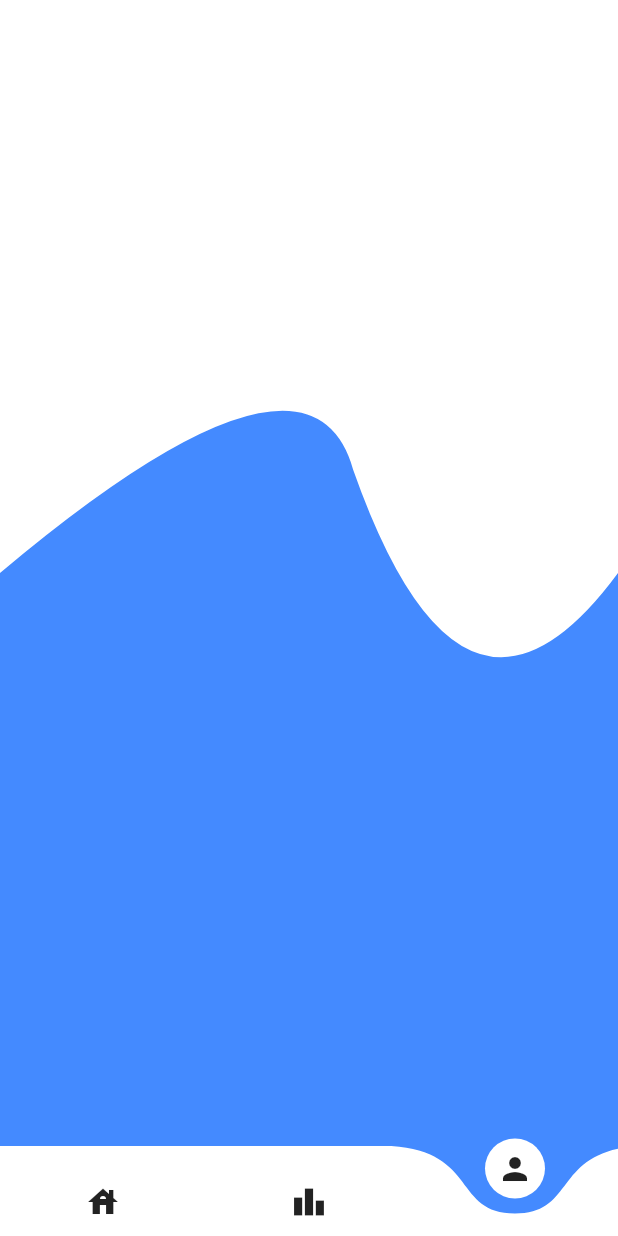
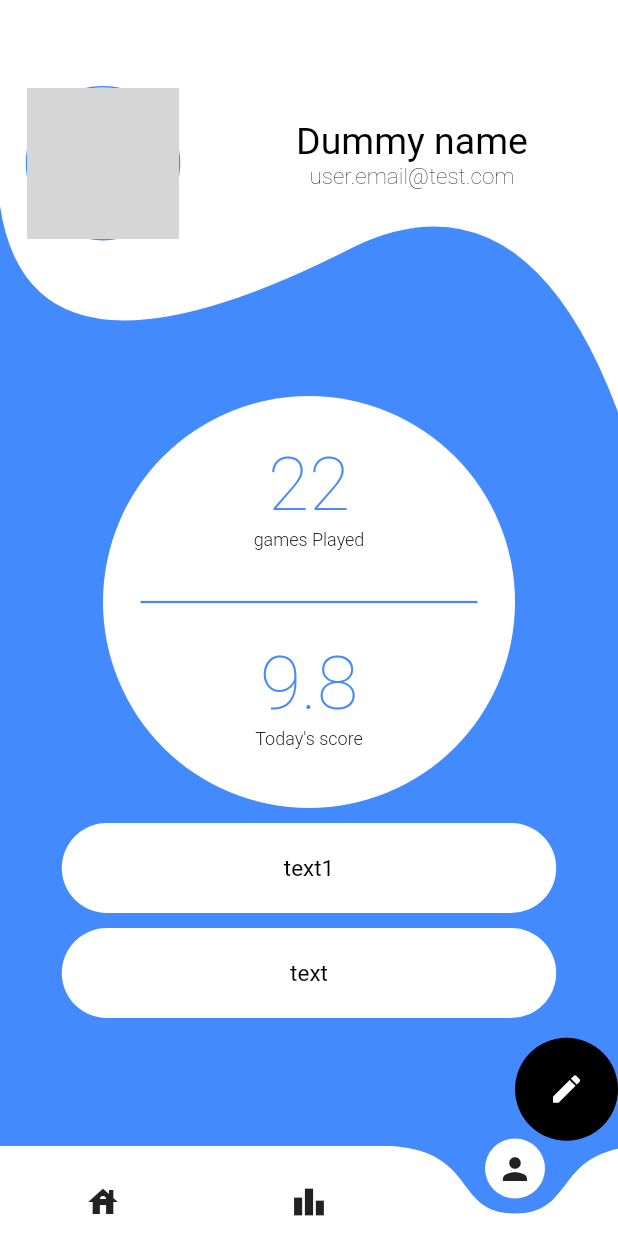
Before and after one commit to YHDF/QuizzApp, a Flutter app: the Bootstrap screen opened directly, item 3 of the bottom bar chosen, on a phone screen of 412 x 824 dp. Run offline on Flutter 3.47's test engine with Material 2 defaults, Android fonts, the phone set to English and light mode, and no system bars; drawn by our look-alikes of curved_navigation_bar; our stand-ins replace cloud_firestore, firebase_auth, firebase_core, flutter_bloc, freezed_annotation; missing offline and left inert: dart:ffi; accounts and stored records are empty; generated files the repository leaves out were written again; network calls fail; grey boxes are pictures that could not be loaded.

Commit message:
FEAT(Profile): Ajout de page de profile non editable

```diff
--- a/lib/src/globalVariables.dart
+++ b/lib/src/globalVariables.dart
@@ -4,6 +4,4 @@ import 'dart:ffi';
 
 
 class GlobalVariables{
-
-
 }
--- a/lib/src/presentation/Pages/userProfile.dart
+++ b/lib/src/presentation/Pages/userProfile.dart
@@ -1,5 +1,6 @@
 import 'package:flutter/material.dart';
 import 'package:quizz_game/src/presentation/Widgets/backgroundClipper.dart';
+import 'package:quizz_game/src/presentation/Widgets/carteProfile.dart';
 import '../../data/entities/user.dart';
 
 class UserProfile extends StatefulWidget {
@@ -9,10 +10,15 @@ class UserProfile extends StatefulWidget {
 
 class _UserProfileState extends State<UserProfile> {
 
-  final TriviaUser user =  TriviaUser(
+  final TriviaUser user = TriviaUser(
     id: 1,
-    pseudo: 'Name',
+    pseudo: 'Dummy name',
   );
+
+  @override
+  void initState(){
+    super.initState();
+  }
 
   @override
   Widget build(BuildContext context) {
@@ -20,43 +26,148 @@ class _UserProfileState extends State<UserProfile> {
     var dev_height = MediaQuery.of(context).size.height;
     return Stack(
       children: [
-
         Container(
+          width: dev_width,
+          height: dev_height,
           color: Colors.blueAccent,
+          alignment: const Alignment(0, 0.5),
+          child: SizedBox(
+            width: dev_width,
+            height: dev_height / 2,
             child: Column(
               children: [
-              Divider(height: dev_height / 14, color: Colors.transparent),
-              /*SizedBox(
+                Container(
+                  width: dev_width,
+                  height: dev_height / 3,
+                  child: Align(
+                    alignment: Alignment(0, 0),
+                    child: Container(
+                        width: 2 * dev_width / 3,
+                        height: 2 * dev_width / 3,
+                        decoration: BoxDecoration(
+                            borderRadius:
+                                BorderRadius.circular(dev_width * 100),
+                            color: Colors.white),
+                        child: Column(
+                          children: [
+                            SizedBox(
+                              width: 2 * dev_width / 3,
+                              height: dev_width / 3 - 25,
+                              child: Column(
+                                children: const [
+                                  Divider(
+                                    height: 30,
+                                    color: Colors.transparent,
+                                  ),
+                                  Text(
+                                    "22",
+                                    style: TextStyle(
+                                        fontFamily: 'Roboto',
+                                        fontWeight: FontWeight.w100,
+                                        fontSize: 50,
+                                        color: Colors.blueAccent),
+                                  ),
+                                  Text(
+                                    "games Played",
+                                    style: TextStyle(
+                                        fontFamily: 'Roboto',
+                                        fontWeight: FontWeight.w300,
+                                        fontSize: 12,
+                                        color: Colors.black),
+                                  ),
+                                ],
+                              ),
+                            ),
+                            const Divider(
+                              height: 50,
+                              color: Colors.blueAccent,
+                              indent: 25,
+                              endIndent: 25,
+                              thickness: 1.5,
+                            ),
+                            SizedBox(
+                              width: 2 * dev_width / 3,
+                              height: dev_width / 3 - 25,
+                              child: Column(
+                                children: const [
+                                  Text(
+                                    "9.8",
+                                    style: TextStyle(
+                                        fontFamily: 'Roboto',
+                                        fontWeight: FontWeight.w100,
+                                        fontSize: 50,
+                                        color: Colors.blueAccent),
+                                  ),
+                                  Text(
+                                    "Today's score",
+                                    style: TextStyle(
+                                        fontFamily: 'Roboto',
+                                        fontWeight: FontWeight.w300,
+                                        fontSize: 12,
+                                        color: Colors.black),
+                                  ),
+                                ],
+                              ),
+                            ),
+                          ],
+                        )),
+                  ),
+                ),
+                const Divider(
+                  height: 10,
+                  color: Colors.transparent,
+                ),
+                CarteProfile("text1", IconData(0xe328, fontFamily: 'MaterialIcons')),
+                const Divider(
+                  height: 10,
+                  color: Colors.transparent,
+                ),
+                CarteProfile("text", IconData(0xe328, fontFamily: 'MaterialIcons')),
+              ],
+            ),
+          ),
+        ),
+        SizedBox(
+          width: dev_width,
+          height: dev_height / 3,
+          child: ClipPath(
+            clipper: BackgroundClipper(),
+            child: Container(
+              alignment: const Alignment(0, -0.8),
+              color: Color.fromRGBO(255, 255, 255, 1),
+              child: SizedBox(
                 width: dev_width,
                 height: dev_height / 5,
-                child: Center(
+                child: Row(
+                  children: [
+                    Container(
+                      width: dev_width / 3,
+                      alignment: Alignment(0, 0.5),
                       child: Container(
                         width: dev_height > dev_width
-                        ? dev_width / 3
-                        : dev_height / 3,
+                            ? dev_width / 4
+                            : dev_height / 4,
                         height: dev_height > dev_width
-                        ? dev_width / 2.9
-                        : dev_height / 3,
+                            ? dev_width / 4
+                            : dev_height / 4,
                         decoration: BoxDecoration(
-                      border: Border.all(
-                          color: Colors.white, width: 1.0),
-                      borderRadius:
-                      BorderRadius.circular(dev_width / 3),
+                          border:
+                              Border.all(color: Colors.blueAccent, width: 1.0),
+                          borderRadius: BorderRadius.circular(dev_width / 3),
                         ),
                         child: ClipRRect(
-                      borderRadius:
-                      BorderRadius.circular(dev_width),
+                          borderRadius: BorderRadius.circular(dev_width),
                           child: Stack(
                             children: <Widget>[
                               Container(
                                 width: dev_height > dev_width
-                                ? dev_width / 3
-                                : dev_height / 3,
+                                    ? dev_width / 4
+                                    : dev_height / 4,
                                 height: dev_height > dev_width
-                                ? dev_width / 2.9
-                                : dev_height / 3,
+                                    ? dev_width / 4
+                                    : dev_height / 4,
                                 child: Image.network(
-                              user.imagePath,
+                                  "https://picsum.photos/200/300",
                                   fit: BoxFit.fill,
                                 ),
                               ),
@@ -73,86 +184,73 @@ class _UserProfileState extends State<UserProfile> {
                         ),
                       ),
                     ),
-              ),*/
-              Divider(height: dev_height / 50, color: Colors.transparent),
-
-              /*Container(
-                width: 9 * dev_width / 10,
-                height: dev_height / 2,
-                decoration: BoxDecoration(
-                  color: Colors.white,
-                  borderRadius: BorderRadius.circular(10),
-                ),
+                    SizedBox(
+                      width: 2 * dev_width / 3,
                       child: Column(
                         children: [
-                    Divider(height: dev_height / 50, color: Colors.transparent),
-                    Container(
-                      height: dev_height / 8,
-                      child: Row(
-                        children: [
-                          VerticalDivider(width: 50, color: Colors.transparent,),
-                          Container(
-                            width: dev_width / 3,
-                            child: const Text(
-                              "Pseudo :",
+                          Divider(
+                              height: dev_height / 12,
+                              color: Colors.transparent),
+                          SizedBox(
+                            width: 2 * dev_width / 3,
+                            child: Center(
+                              child: Text(
+                                user.pseudo ?? "",
+                                style: const TextStyle(
+                                    fontFamily: 'Roboto',
+                                    fontWeight: FontWeight.w400,
+                                    fontSize: 25,
+                                    color: Colors.black),
+                              ),
+                            ),
+                          ),
+                          SizedBox(
+                            width: 2 * dev_width / 3,
+                            child: const Center(
+                              child: Text(
+                                "user.email@test.com",
                                 style: TextStyle(
-                                  fontWeight: FontWeight.normal,
+                                    fontFamily: 'Roboto',
+                                    fontWeight: FontWeight.w200,
                                     fontSize: 15,
                                     color: Colors.black),
                               ),
                             ),
-                          Container(
-                            width: dev_width / 3,
-                            child: Center(
+                          ),
+                        ],
+                      ),
+                    )
+                  ],
+                ),
+              ),
+            ),
+          ),
+        ),
+        Align(
+          alignment: Alignment(1, 0.99),
           child: Container(
-                                width: 200,
-                                height: 40,
+            width: dev_width / 6,
+            height: dev_width / 6,
             decoration: BoxDecoration(
-                                    color: Colors.blueAccent,
-                                    borderRadius: BorderRadius.circular(25)
+                color: Colors.black,
+                borderRadius: BorderRadius.circular(dev_width)),
+            child: MaterialButton(
+              onPressed: () {
+                print("pressed");
+              },
+              child: const Center(
+                child: Icon(
+                  IconData(
+                    0xf67a,
+                    fontFamily: 'MaterialIcons',
                   ),
-                                child: Center(
-                                  child:  Text(
-                                    user.name,
-                                    style: const TextStyle(
-                                        fontWeight: FontWeight.w100,
-                                        fontSize: 15,
-                                        color: Colors.white),
+                  color: Colors.white,
+                ),
               ),
             ),
           ),
         )
-                          ),
-                        ],
-                      ),
-                    ),
-                  ],
-                ),
-              ),*/
-            ],
-          ),
-        ),
-        ClipPath(
-          clipper: BackgroundClipper(),
-          child: Container(
-              alignment: const Alignment(0, -0.8),
-              color: Color.fromRGBO(255, 255, 255, 1),
-              child : Container(
-                alignment: Alignment(0,-0.8),
-                width: dev_width * 0.95 ,
-                height: dev_height / 1.2,
-                child: Text(
-                  '',
-                  textAlign: TextAlign.center,
-                  style: TextStyle(color: Colors.white.withOpacity(1),
-                      fontWeight: FontWeight.w200, fontSize: dev_height > dev_width ? dev_height/15.64 : dev_width/ 15.64),
-                ),
-              )
-          ),
-        ),
-
       ],
     );
-
   }
 }
--- a/lib/src/presentation/Widgets/backgroundClipper.dart
+++ b/lib/src/presentation/Widgets/backgroundClipper.dart
@@ -5,10 +5,10 @@ class BackgroundClipper extends CustomClipper<Path> {
     var path = new Path();
     path.lineTo(0, 0);
     path.lineTo(size.width, 0);
-    path.lineTo(size.width, size.height/2);
-    path.quadraticBezierTo(size.width * 0.75 , size.height / 1.464, size.width/1.75, size.height/2.44);
-    path.quadraticBezierTo(size.width  / 2, size.height/3.66, 0, size.height/2);
-    path.lineTo(0, size.height/2);
+    path.lineTo(size.width, size.height);
+    path.quadraticBezierTo(size.width * 0.85 , size.height * 0.4, size.width/1.75, size.height * 0.6);
+    path.quadraticBezierTo(size.width * 0.05, size.height, 0, size.height * 0.5);
+    path.lineTo(0, size.height);
     //path.moveTo(0, 300);
     /*path.quadraticBezierTo(size.width / 4, size.height / 3.66, size.width / 1.71, size.height / 2.44);
     path.quadraticBezierTo(size.width * 0.75, size.height / 1.464, size.width, size.height / 3.66);
--- /dev/null
+++ b/lib/src/presentation/Widgets/carteProfile.dart
@@ -0,0 +1,36 @@
+import 'package:flutter/material.dart';
+import 'package:flutter/widgets.dart';
+
+
+
+class CarteProfile extends StatelessWidget {
+
+  CarteProfile(this.text, this.iconData);
+
+  final String text;
+ final  IconData iconData;
+
+  @override
+  Widget build(BuildContext context) {
+    var dev_width = MediaQuery.of(context).size.width;
+    var dev_height = MediaQuery.of(context).size.height;
+    return Container(
+      width: 4 * dev_width / 5,
+      height: 60,
+      decoration: BoxDecoration(
+        color: Colors.white,
+        borderRadius: BorderRadius.circular(dev_width / 3),
+      ),
+      child: Center(
+        child: Text(
+           text ?? "nullls",
+          style: const TextStyle(
+              fontFamily: 'Roboto',
+              fontWeight: FontWeight.w400,
+              fontSize: 15,
+              color: Colors.black),
+        ),
+      ),
+    );
+  }
+}
```
Also changed, not shown: pubspec.lock. Lines whose indentation alone changed are shown as unchanged.
